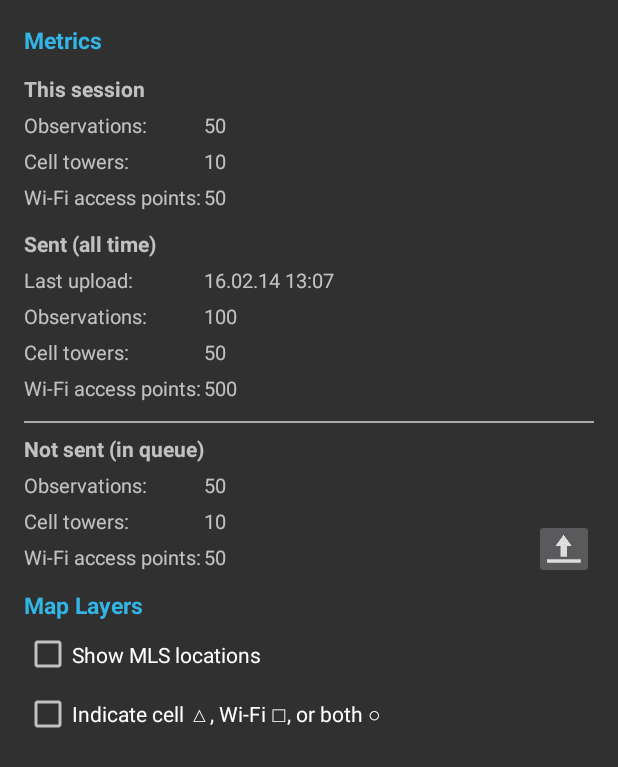
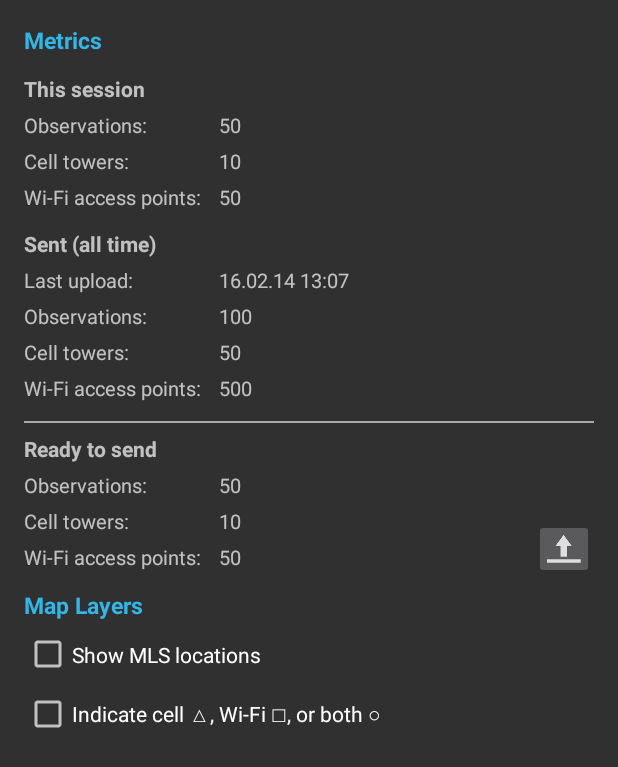
Before and after one commit to mozilla/MozStumbler, an Android app: the layout fragment_metrics_drawer.xml on its own in the app's theme, with its tools: preview values and no code run, on a phone screen of 412 x 824 dp. Shown: the top 767 px of the screen. Run offline under Robolectric (Android 15) with nearby library versions, the phone set to English and light mode, and no system bars.

```diff
--- a/android/src/main/res/layout/fragment_metrics_drawer.xml
+++ b/android/src/main/res/layout/fragment_metrics_drawer.xml
@@ -232,7 +232,7 @@
             android:id="@+id/view" />
         <TextView
             android:id="@+id/queued_header"
-            android:layout_width="wrap_content"
+            android:layout_width="130dp"
             android:layout_height="wrap_content"
             android:layout_alignParentLeft="true"
             android:layout_alignParentStart="true"
--- a/android/src/main/res/values/strings.xml
+++ b/android/src/main/res/values/strings.xml
@@ -47,7 +47,7 @@
     <string name="metrics_observations_title">Observations:</string>
     <string name="metrics_observations_wifis_title">Wi-Fi access points:</string>
     <string name="metrics_observations_cell_towers_title">Cell towers:</string>
-    <string name="upload_observations_in_queue_title">Not sent (in queue)</string>
+    <string name="upload_observations_in_queue_title">Ready to send</string>
     <string name="upload_observations_button">Upload</string>
     <string name="upload_observations_dialog_title">Upload observations</string>
     <string name="upload_wifi_only_title">Upload only on Wi-Fi</string>
```
Also changed, not shown: android/src/main/java/org/mozilla/mozstumbler/client/navdrawer/MetricsView.java (+18 -4 lines).
